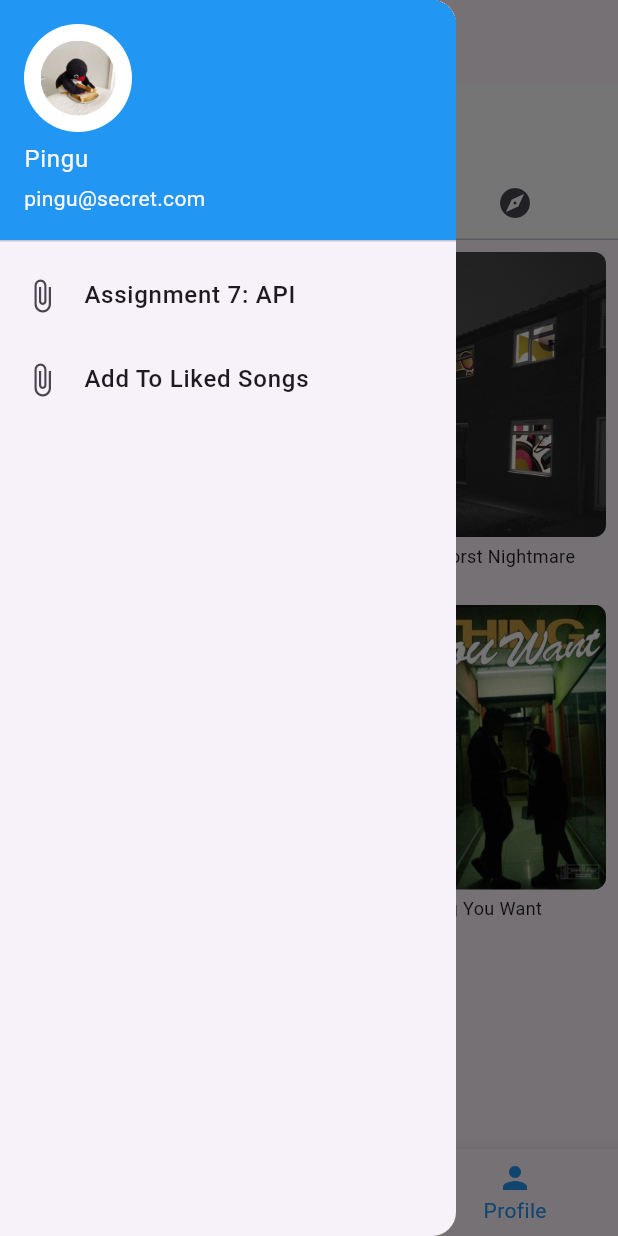
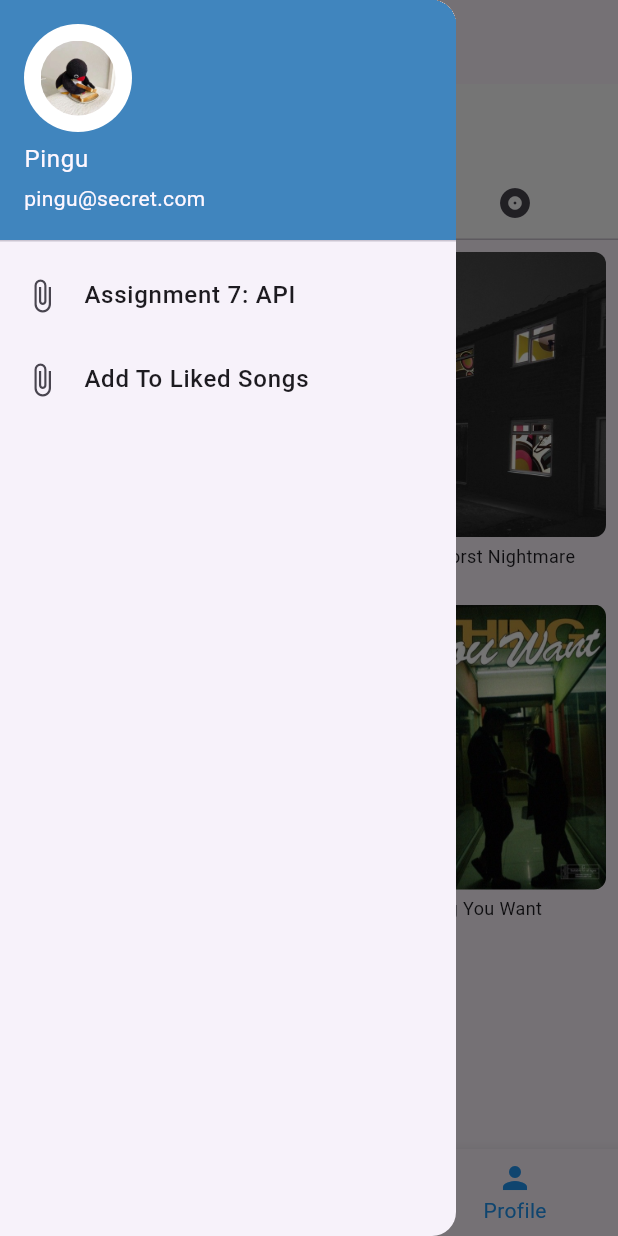
Before and after one commit to qieiu/my_app_spotify, a Flutter app: the screen it shows after launch, item 3 of the bottom bar chosen, with the side drawer open, on a phone screen of 412 x 824 dp. Run offline on Flutter 3.47's test engine with Material 3 defaults, Android fonts, the phone set to English and light mode, and no system bars; our stand-ins replace flutter_slidable.

Commit message:
finally
finished

```diff
--- a/lib/main.dart
+++ b/lib/main.dart
@@ -8,12 +8,13 @@ import 'package:my_app/screens/routes/SecondScreen/second_screen.dart';
 import 'package:my_app/screens/setting_screen.dart';
 import 'package:my_app/screens/profile_screen.dart';
 
+
 void main() {
   runApp(const MyApp());
 }
 
 class MyApp extends StatelessWidget {
-  const MyApp({Key? key}) : super(key: key);
+  const MyApp({super.key});
 
   @override
   Widget build(BuildContext context) {
@@ -36,7 +37,7 @@ class MyApp extends StatelessWidget {
 }
 
 class MyHomePage extends StatefulWidget {
-  const MyHomePage({Key? key, required this.title}) : super(key: key);
+  const MyHomePage({super.key, required this.title});
 
   final String title;
 
@@ -75,7 +76,7 @@ class _MyHomePageState extends State<MyHomePage> {
         child: ListView(
           padding: EdgeInsets.zero,
           children: [
-            UserAccountsDrawerHeader(
+            const UserAccountsDrawerHeader(
               accountName: Text('Pingu'),
               accountEmail: Text('pingu@secret.com'),
               currentAccountPicture: CircleAvatar(
@@ -83,20 +84,20 @@ class _MyHomePageState extends State<MyHomePage> {
                 child: AssetImageRounded(imagePath: 'assets/images/pingu.jpg'),
               ),
               decoration: BoxDecoration(
-                color: Colors.blue,
+                color: Color.fromARGB(255, 64, 133, 190),
               ),
             ),
             ListTile(
-              leading: Icon(Icons.attach_file),
-              title: Text(
+              leading: const Icon(Icons.attach_file),
+              title: const Text(
                 'Assignment 7: API',
                 style: TextStyle(fontWeight: FontWeight.w500),
               ),
               onTap: () => Navigator.pushNamed(context, '/new-screen'),
             ),
             ListTile(
-              leading: Icon(Icons.attach_file),
-              title: Text(
+              leading: const Icon(Icons.attach_file),
+              title: const Text(
                 'Add To Liked Songs',
                 style: TextStyle(fontWeight: FontWeight.w500),
               ),
--- a/lib/screens/profile_screen.dart
+++ b/lib/screens/profile_screen.dart
@@ -1,8 +1,7 @@
 import 'package:flutter/material.dart';
 import 'package:my_app/screens/detail_album.dart';
 import 'package:my_app/screens/recently_screen.dart';
-import 'package:my_app/services/db_helper.dart';
-import 'package:my_app/screens/routes/BooksScreen/books_screen.dart';
+
 
 class ProfileScreen extends StatelessWidget {
   const ProfileScreen({super.key});
@@ -60,8 +59,8 @@ class ProfileScreen extends StatelessWidget {
             tabs: [
               // Tab icons using Spotify-inspired icons
               Tab(icon: Icon(Icons.library_music_outlined)), // Placeholder
-              Tab(icon: Icon(Icons.history)), // Recently Played
-              Tab(icon: Icon(Icons.explore)), // Just For You
+              Tab(icon: Icon(Icons.play_circle)), // Recently Played
+              Tab(icon: Icon(Icons.album)), // Just For You
             ],
           ),
         ),
--- a/lib/screens/routes/BooksScreen/books_screen.dart
+++ b/lib/screens/routes/BooksScreen/books_screen.dart
@@ -100,16 +100,16 @@ class _BooksScreenState extends State<BooksScreen> {
                   color: !isUpdate ? Colors.purple : Colors.blue,
                   width: 2,
                   style: BorderStyle.solid)),
-          labelText: !isUpdate ? 'Add Book Title' : 'Edit Book Title',
+          labelText: !isUpdate ? 'Add Song Title' : 'Edit Song Title',
           icon:
-              Icon(Icons.book, color: !isUpdate ? Colors.purple : Colors.blue),
+              Icon(Icons.lyrics, color: !isUpdate ? Colors.purple : Colors.blue),
           fillColor: Colors.white,
           labelStyle:
               TextStyle(color: !isUpdate ? Colors.purple : Colors.blue)),
     );
     return Scaffold(
         appBar: AppBar(
-          title: const Text('Books'), // Set the app bar title
+          title: const Text('Songs'), // Set the app bar title
           leading: IconButton(
             icon: const Icon(Icons.arrow_back),
             onPressed: () => Navigator.pop(context),
```
Also changed, not shown: lib/qq.dart (deleted, +0 -51 lines).
